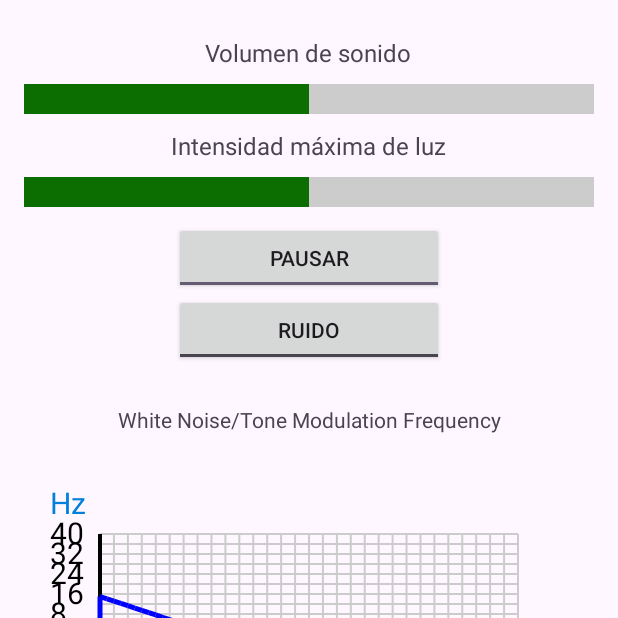
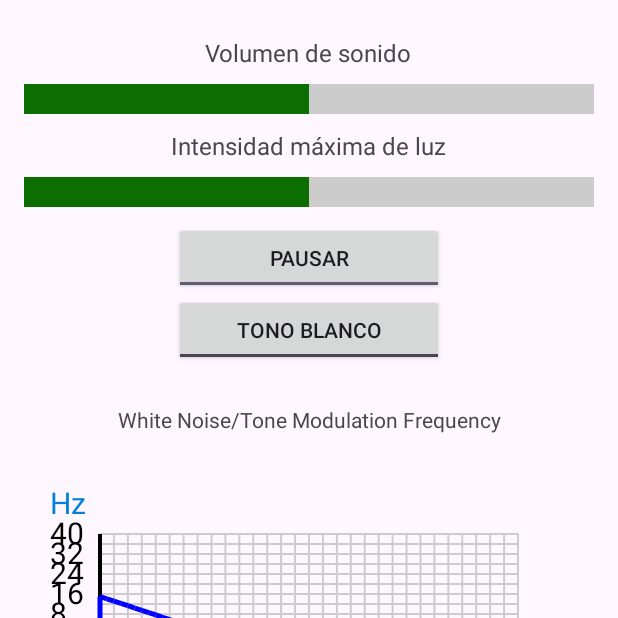
Before and after one commit to John16Mark/Aplicaciones-Moviles, an Android app: the screen it shows after launch (MainActivity), after a tap on "EJECUTAR", on a phone screen of 412 x 824 dp, the top half of it. Run offline under Robolectric (Android 15) with nearby library versions, the phone set to English and light mode, and no system bars; 1 other tap on this screen came first.

Commit message:
Tono Blanco

```diff
--- a/Pr3. Gafas LED/Android/Proyecto3/app/src/main/java/com/example/proyecto3/MainActivity.java
+++ b/Pr3. Gafas LED/Android/Proyecto3/app/src/main/java/com/example/proyecto3/MainActivity.java
@@ -87,17 +87,6 @@ public class MainActivity extends AppCompatActivity {
 
         grafica_intensidadLED.setEjeY(100, 20);
 
-        btnPausa.setChecked(ejecutar);
-        btnPausa.setOnClickListener(new View.OnClickListener() {
-            @Override
-            public void onClick(View v) {
-                ejecutar = !ejecutar;
-                if (ejecutar) {
-                    handler.postDelayed(runnable, tam_paso);
-                }
-            }
-        });
-
         barLuz = findViewById(R.id.barLuz);
         barLuz.setProgress(50);
         maxLED = 50f/100;
@@ -133,6 +122,22 @@ public class MainActivity extends AppCompatActivity {
             @Override
             public void onStopTrackingTouch(SeekBar seekBar) {
             }
+        });
+
+        btnPausa.setChecked(ejecutar);
+        btnPausa.setOnClickListener(new View.OnClickListener() {
+            @Override
+            public void onClick(View v) {
+                ejecutar = !ejecutar;
+                if (ejecutar) {
+                    handler.postDelayed(runnable, tam_paso);
+                }
+            }
+        });
+
+        btnRuido.setOnCheckedChangeListener((buttonView, isChecked) -> {
+            // Cambiar entre ruido blanco y tono
+            ruidoBlanco.toggleSoundType(isChecked);
         });
 
         // Inicializar los puntos
--- a/Pr3. Gafas LED/Android/Proyecto3/app/src/main/java/com/example/proyecto3/RuidoBlanco.java
+++ b/Pr3. Gafas LED/Android/Proyecto3/app/src/main/java/com/example/proyecto3/RuidoBlanco.java
@@ -10,6 +10,7 @@ public class RuidoBlanco {
     private boolean isPlaying = false;
     private float freq;
     private float volume;
+    private boolean isTone = false; // Por defecto, ruido blanco
 
     public RuidoBlanco(float volumen) {
         volume = volumen;
@@ -35,15 +36,17 @@ public class RuidoBlanco {
         new Thread(() -> {
             short[] buffer = new short[bufferSize];
             while (isPlaying) {
-                // Generar ruido blanco
-                short[] noise = generateWhiteNoise(bufferSize);
-
-                // Ajustar frecuencia según el valor de la tabla
-                float cutoffFrequency = mapTableValueToFrequency(freq);
-                short[] filteredNoise = applyLowPassFilter(noise, cutoffFrequency, 44100);
-
-                // Escribir el ruido filtrado en el buffer de audio
-                audioTrack.write(filteredNoise, 0, filteredNoise.length);
+                if (isTone) {
+                    // Generar tono
+                    short[] tone = generateTone(mapTableValueToFrequency(freq), bufferSize, SAMPLE_RATE);
+                    audioTrack.write(tone, 0, tone.length);
+                } else {
+                    // Generar ruido blanco
+                    short[] noise = generateWhiteNoise(bufferSize);
+                    float cutoffFrequency = mapTableValueToFrequency(freq);
+                    short[] filteredNoise = applyLowPassFilter(noise, cutoffFrequency, SAMPLE_RATE);
+                    audioTrack.write(filteredNoise, 0, filteredNoise.length);
+                }
                 audioTrack.play();
             }
         }).start();
@@ -68,6 +71,14 @@ public class RuidoBlanco {
         return noise;
     }
 
+    private short[] generateTone(float frequency, int size, float sampleRate) {
+        short[] tone = new short[size];
+        for (int i = 0; i < size; i++) {
+            tone[i] = (short) (Math.sin(2 * Math.PI * frequency * i / sampleRate) * Short.MAX_VALUE);
+        }
+        return tone;
+    }
+
     private short[] applyLowPassFilter(short[] buffer, float cutoffFrequency, float sampleRate) {
         int size = buffer.length;
         short[] filteredBuffer = new short[size];
@@ -87,7 +98,6 @@ public class RuidoBlanco {
         return minFrequency + (maxFrequency - minFrequency) * (value / 40.0f);
     }
 
-
     public void updateFrequency(float nuevaFrecuencia) {
         freq = nuevaFrecuencia;
     }
@@ -97,4 +107,8 @@ public class RuidoBlanco {
             audioTrack.setVolume(volume);
         }
     }
+
+    public void toggleSoundType(boolean tone) {
+        isTone = tone;
+    }
 }
--- a/Pr3. Gafas LED/Android/Proyecto3/app/src/main/res/layout/activity_main.xml
+++ b/Pr3. Gafas LED/Android/Proyecto3/app/src/main/res/layout/activity_main.xml
@@ -71,8 +71,8 @@
                     android:layout_gravity="center"
                     android:layout_width="180dp"
                     android:layout_height="wrap_content"
-                    android:textOff="RUIDO"
-                    android:textOn="TONO BLANCO"
+                    android:textOff="TONO BLANCO"
+                    android:textOn="RUIDO"
                     android:layout_marginBottom="26dp"/>
             </LinearLayout>
 
```
